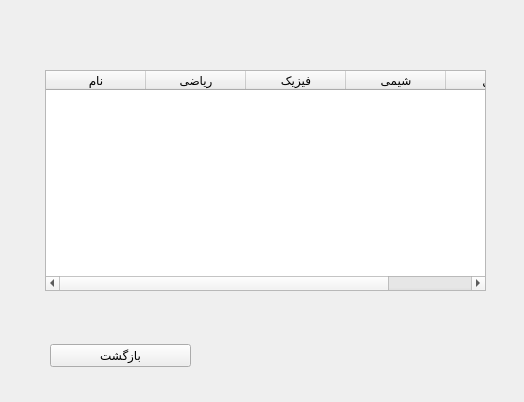
masoud72/Qt-IUST-2, file IUST-SCHOOL/school-iust/nazem3.ui: the form before one commit.
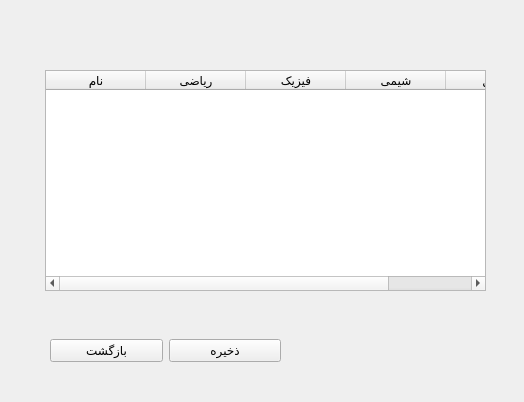
The form after the commit.

What changed in the file:
```diff
--- a/IUST-SCHOOL/school-iust/nazem3.ui
+++ b/IUST-SCHOOL/school-iust/nazem3.ui
@@ -52,9 +52,9 @@
    <property name="geometry">
     <rect>
      <x>50</x>
-     <y>340</y>
-     <width>141</width>
-     <height>31</height>
+     <y>330</y>
+     <width>231</width>
+     <height>41</height>
     </rect>
    </property>
    <layout class="QHBoxLayout" name="horizontalLayout">
@@ -65,6 +65,13 @@
       </property>
      </widget>
     </item>
+    <item>
+     <widget class="QPushButton" name="pushButton">
+      <property name="text">
+       <string>ذخیره</string>
+      </property>
+     </widget>
+    </item>
    </layout>
   </widget>
  </widget>
```
